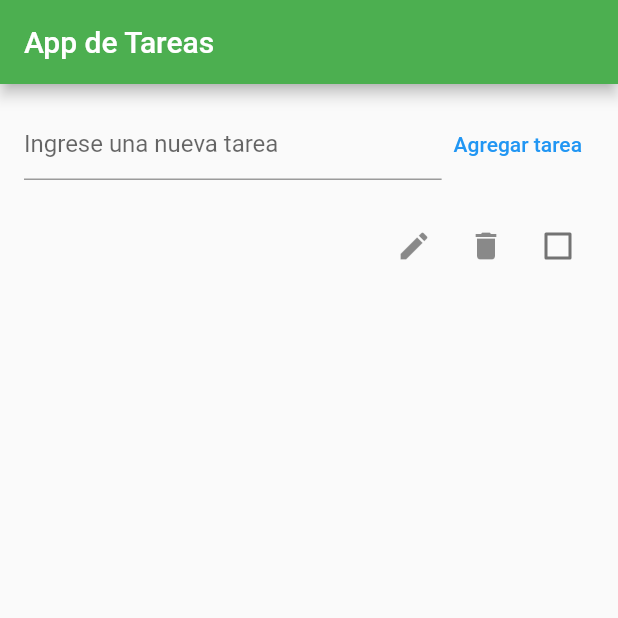
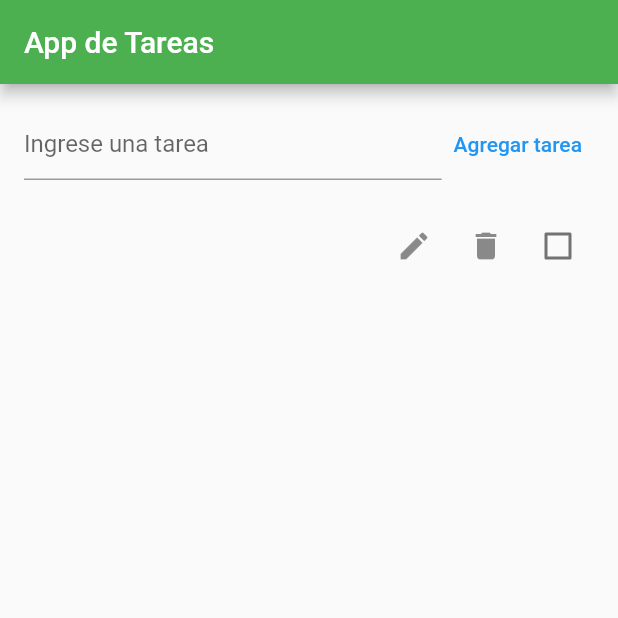
Before and after one commit to Alisson-Cruz/proyecto, a Flutter app: the screen it shows after launch, after a tap on "Agregar tarea", on a phone screen of 412 x 824 dp, the top half of it. Run offline on Flutter 3.47's test engine with Material 2 defaults, Android fonts, the phone set to English and light mode, and no system bars; our stand-ins replace shared_preferences, speech_to_text.

Commit message:
Modificación

```diff
--- a/lib/main.dart
+++ b/lib/main.dart
@@ -263,7 +263,7 @@ class TaskInput extends StatelessWidget {
                 newTaskTitle = value;
               },
               decoration: const InputDecoration(
-                hintText: 'Ingrese una nueva tarea',
+                hintText: 'Ingrese una tarea',
               ),
             ),
           ),
```
